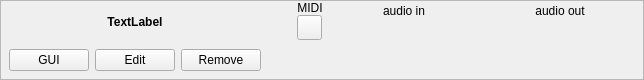
Before: the Qt Designer form resources/ui/carla_plugin_calf.ui in falkTX/Carla, drawn with Qt 5.
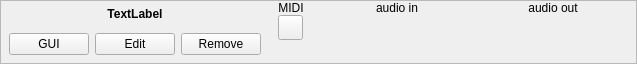
After: the same form once the commit is applied. Icons and pictures are not drawn. Custom widgets are drawn as their Qt base class.

Commit message: Put disk-browser on left, content on right; calf skin fix

```diff
--- a/resources/ui/carla_plugin_calf.ui
+++ b/resources/ui/carla_plugin_calf.ui
@@ -6,8 +6,8 @@
    <rect>
     <x>0</x>
     <y>0</y>
-    <width>644</width>
-    <height>80</height>
+    <width>637</width>
+    <height>64</height>
    </rect>
   </property>
   <property name="contextMenuPolicy">
@@ -35,6 +35,176 @@
    <property name="bottomMargin">
     <number>8</number>
    </property>
+   <item row="1" column="4" colspan="2">
+    <layout class="QHBoxLayout" name="horizontalLayout_2">
+     <property name="spacing">
+      <number>0</number>
+     </property>
+     <item>
+      <spacer name="horizontalSpacer">
+       <property name="orientation">
+        <enum>Qt::Horizontal</enum>
+       </property>
+       <property name="sizeHint" stdset="0">
+        <size>
+         <width>40</width>
+         <height>20</height>
+        </size>
+       </property>
+      </spacer>
+     </item>
+     <item>
+      <widget class="QLabel" name="label_logo">
+       <property name="minimumSize">
+        <size>
+         <width>71</width>
+         <height>30</height>
+        </size>
+       </property>
+       <property name="maximumSize">
+        <size>
+         <width>71</width>
+         <height>30</height>
+        </size>
+       </property>
+       <property name="text">
+        <string/>
+       </property>
+       <property name="pixmap">
+        <pixmap resource="../resources.qrc">:/bitmaps/logo_calf.png</pixmap>
+       </property>
+       <property name="alignment">
+        <set>Qt::AlignRight|Qt::AlignTrailing|Qt::AlignVCenter</set>
+       </property>
+      </widget>
+     </item>
+    </layout>
+   </item>
+   <item row="0" column="1" rowspan="2">
+    <spacer name="horizontalSpacer_2">
+     <property name="orientation">
+      <enum>Qt::Horizontal</enum>
+     </property>
+     <property name="sizeHint" stdset="0">
+      <size>
+       <width>40</width>
+       <height>20</height>
+      </size>
+     </property>
+    </spacer>
+   </item>
+   <item row="0" column="5">
+    <layout class="QVBoxLayout" name="verticalLayout_3">
+     <property name="spacing">
+      <number>0</number>
+     </property>
+     <item>
+      <widget class="QLabel" name="label_audio_out">
+       <property name="text">
+        <string>audio out</string>
+       </property>
+       <property name="alignment">
+        <set>Qt::AlignBottom|Qt::AlignHCenter</set>
+       </property>
+      </widget>
+     </item>
+     <item>
+      <widget class="DigitalPeakMeter" name="peak_out" native="true">
+       <property name="minimumSize">
+        <size>
+         <width>150</width>
+         <height>0</height>
+        </size>
+       </property>
+      </widget>
+     </item>
+    </layout>
+   </item>
+   <item row="0" column="4">
+    <layout class="QVBoxLayout" name="verticalLayout_2">
+     <property name="spacing">
+      <number>0</number>
+     </property>
+     <item>
+      <widget class="QLabel" name="label_audio_in">
+       <property name="text">
+        <string>audio in</string>
+       </property>
+       <property name="alignment">
+        <set>Qt::AlignBottom|Qt::AlignHCenter</set>
+       </property>
+      </widget>
+     </item>
+     <item>
+      <widget class="DigitalPeakMeter" name="peak_in" native="true">
+       <property name="minimumSize">
+        <size>
+         <width>150</width>
+         <height>0</height>
+        </size>
+       </property>
+      </widget>
+     </item>
+    </layout>
+   </item>
+   <item row="0" column="2" rowspan="2">
+    <layout class="QVBoxLayout" name="verticalLayout_4">
+     <property name="spacing">
+      <number>0</number>
+     </property>
+     <item>
+      <widget class="QLabel" name="label_midi">
+       <property name="text">
+        <string>MIDI</string>
+       </property>
+       <property name="alignment">
+        <set>Qt::AlignCenter</set>
+       </property>
+      </widget>
+     </item>
+     <item>
+      <widget class="LEDButton" name="led_midi">
+       <property name="minimumSize">
+        <size>
+         <width>25</width>
+         <height>25</height>
+        </size>
+       </property>
+       <property name="maximumSize">
+        <size>
+         <width>25</width>
+         <height>25</height>
+        </size>
+       </property>
+       <property name="text">
+        <string/>
+       </property>
+       <property name="iconSize">
+        <size>
+         <width>25</width>
+         <height>25</height>
+        </size>
+       </property>
+       <property name="checkable">
+        <bool>true</bool>
+       </property>
+      </widget>
+     </item>
+     <item>
+      <spacer name="verticalSpacer">
+       <property name="orientation">
+        <enum>Qt::Vertical</enum>
+       </property>
+       <property name="sizeHint" stdset="0">
+        <size>
+         <width>20</width>
+         <height>40</height>
+        </size>
+       </property>
+      </spacer>
+     </item>
+    </layout>
+   </item>
    <item row="0" column="0" rowspan="2">
     <layout class="QVBoxLayout" name="verticalLayout">
      <item>
@@ -86,165 +256,8 @@
      </item>
     </layout>
    </item>
-   <item row="0" column="2" rowspan="2">
-    <layout class="QVBoxLayout" name="verticalLayout_4">
-     <property name="spacing">
-      <number>0</number>
-     </property>
-     <item>
-      <widget class="QLabel" name="label_midi">
-       <property name="text">
-        <string>MIDI</string>
-       </property>
-       <property name="alignment">
-        <set>Qt::AlignCenter</set>
-       </property>
-      </widget>
-     </item>
-     <item>
-      <widget class="LEDButton" name="led_midi">
-       <property name="minimumSize">
-        <size>
-         <width>25</width>
-         <height>25</height>
-        </size>
-       </property>
-       <property name="maximumSize">
-        <size>
-         <width>25</width>
-         <height>25</height>
-        </size>
-       </property>
-       <property name="text">
-        <string/>
-       </property>
-       <property name="iconSize">
-        <size>
-         <width>25</width>
-         <height>25</height>
-        </size>
-       </property>
-       <property name="checkable">
-        <bool>true</bool>
-       </property>
-      </widget>
-     </item>
-     <item>
-      <spacer name="verticalSpacer">
-       <property name="orientation">
-        <enum>Qt::Vertical</enum>
-       </property>
-       <property name="sizeHint" stdset="0">
-        <size>
-         <width>20</width>
-         <height>40</height>
-        </size>
-       </property>
-      </spacer>
-     </item>
-    </layout>
-   </item>
-   <item row="0" column="4">
-    <layout class="QVBoxLayout" name="verticalLayout_3">
-     <property name="spacing">
-      <number>0</number>
-     </property>
-     <item>
-      <widget class="QLabel" name="label_audio_out">
-       <property name="text">
-        <string>audio out</string>
-       </property>
-       <property name="alignment">
-        <set>Qt::AlignBottom|Qt::AlignHCenter</set>
-       </property>
-      </widget>
-     </item>
-     <item>
-      <widget class="DigitalPeakMeter" name="peak_out" native="true">
-       <property name="minimumSize">
-        <size>
-         <width>150</width>
-         <height>0</height>
-        </size>
-       </property>
-      </widget>
-     </item>
-    </layout>
-   </item>
-   <item row="0" column="3">
-    <layout class="QVBoxLayout" name="verticalLayout_2">
-     <property name="spacing">
-      <number>0</number>
-     </property>
-     <item>
-      <widget class="QLabel" name="label_audio_in">
-       <property name="text">
-        <string>audio in</string>
-       </property>
-       <property name="alignment">
-        <set>Qt::AlignBottom|Qt::AlignHCenter</set>
-       </property>
-      </widget>
-     </item>
-     <item>
-      <widget class="DigitalPeakMeter" name="peak_in" native="true">
-       <property name="minimumSize">
-        <size>
-         <width>150</width>
-         <height>0</height>
-        </size>
-       </property>
-      </widget>
-     </item>
-    </layout>
-   </item>
-   <item row="1" column="3" colspan="2">
-    <layout class="QHBoxLayout" name="horizontalLayout_2">
-     <property name="spacing">
-      <number>0</number>
-     </property>
-     <item>
-      <spacer name="horizontalSpacer">
-       <property name="orientation">
-        <enum>Qt::Horizontal</enum>
-       </property>
-       <property name="sizeHint" stdset="0">
-        <size>
-         <width>40</width>
-         <height>20</height>
-        </size>
-       </property>
-      </spacer>
-     </item>
-     <item>
-      <widget class="QLabel" name="label_logo">
-       <property name="minimumSize">
-        <size>
-         <width>71</width>
-         <height>30</height>
-        </size>
-       </property>
-       <property name="maximumSize">
-        <size>
-         <width>71</width>
-         <height>30</height>
-        </size>
-       </property>
-       <property name="text">
-        <string/>
-       </property>
-       <property name="pixmap">
-        <pixmap resource="../resources.qrc">:/bitmaps/logo_calf.png</pixmap>
-       </property>
-       <property name="alignment">
-        <set>Qt::AlignRight|Qt::AlignTrailing|Qt::AlignVCenter</set>
-       </property>
-      </widget>
-     </item>
-    </layout>
-   </item>
-   <item row="0" column="1" rowspan="2">
-    <spacer name="horizontalSpacer_2">
+   <item row="0" column="3" rowspan="2">
+    <spacer name="horizontalSpacer_3">
      <property name="orientation">
       <enum>Qt::Horizontal</enum>
      </property>
```
The commit also changes 5 other files.
